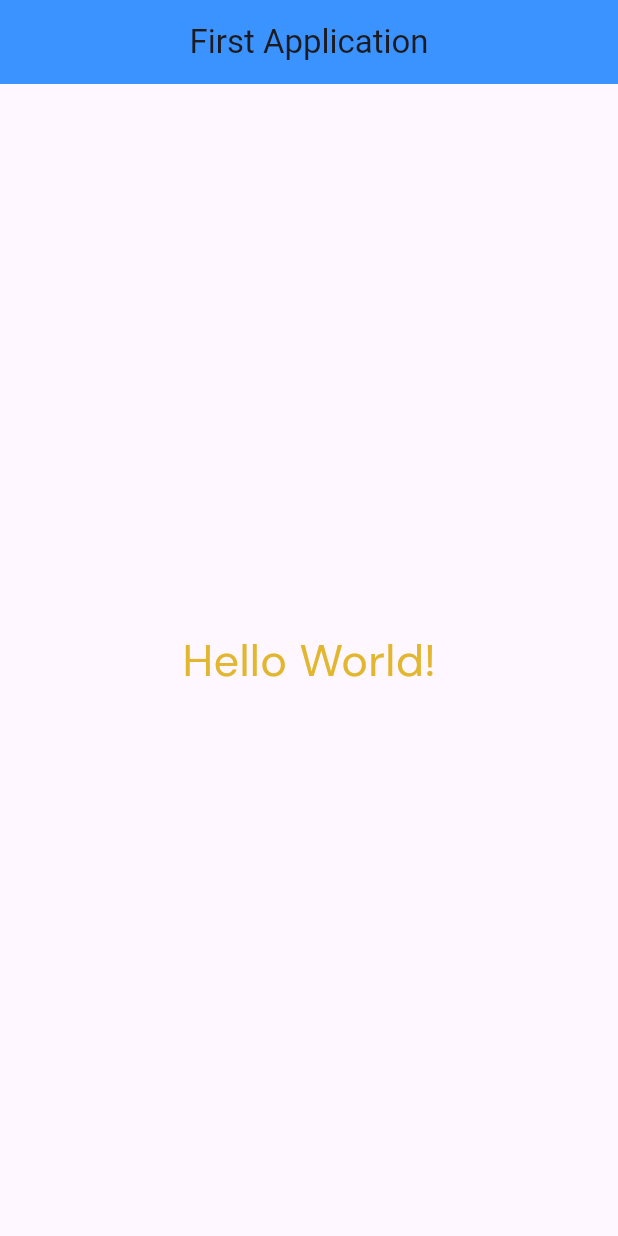
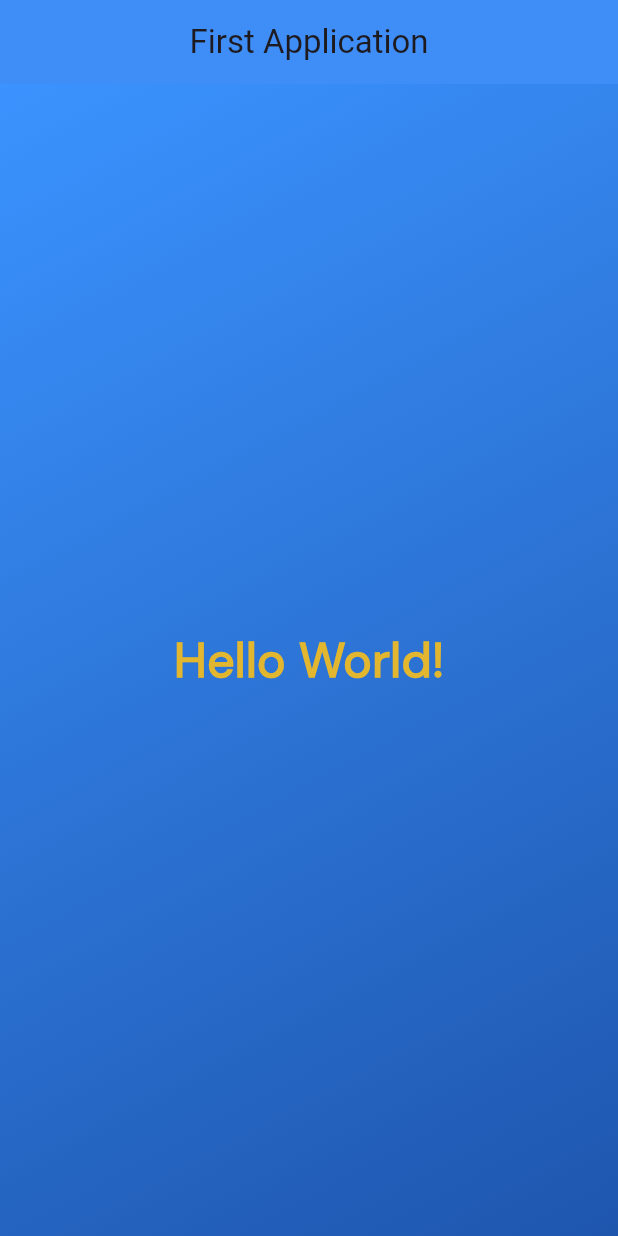
Before and after one commit to turzo1061/tracker_sheet_problems-solved, a Flutter app: the screen it shows after launch, on a phone screen of 412 x 824 dp. Run offline on Flutter 3.47's test engine with Material 3 defaults, Android fonts, the light colour scheme and no system bars.

Commit message:
Problem1

```diff
--- a/tracker_sheet_problems-ec3a87df2a65eda53dead0899a1bc8a41b5bae18/lib/main.dart
+++ b/tracker_sheet_problems-ec3a87df2a65eda53dead0899a1bc8a41b5bae18/lib/main.dart
@@ -11,23 +11,52 @@ class MyApp extends StatelessWidget {
   Widget build(BuildContext context) {
     return MaterialApp(
       debugShowCheckedModeBanner: false,
-      home: Scaffold(
-        appBar: AppBar(
-          title: const Text('First Application'),
+      theme: ThemeData(
+        primaryColor: const Color.fromARGB(255, 59, 147, 255),
+        appBarTheme: const AppBarTheme(
           centerTitle: true,
-          backgroundColor: const Color.fromARGB(255, 59, 147, 255),
+          backgroundColor: Color.fromARGB(255, 59, 147, 255),
+          elevation: 4,
         ),
-        body: const Center(
-          child: Text(
-            'Hello World!',
-            style: TextStyle(
-              fontSize: 30,
-              fontFamily: 'DMSans',
-              color: Color.fromARGB(255, 226, 182, 47),
+      ),
+      home: const HomeScreen(),
+    );
+  }
+}
+
+class HomeScreen extends StatelessWidget {
+  const HomeScreen({super.key});
+
+  @override
+  Widget build(BuildContext context) {
+    return Scaffold(
+      body: Container(
+        decoration: BoxDecoration(
+          gradient: LinearGradient(
+            colors: [
+              Color.fromARGB(255, 59, 147, 255),
+              Color.fromARGB(255, 30, 86, 174),
+            ],
+            begin: Alignment.topLeft,
+            end: Alignment.bottomRight,
+          ),
+        ),
+        child: Center(
+          child: Padding(
+            padding: const EdgeInsets.all(16.0),
+            child: Text(
+              'Hello World!',
+              style: TextStyle(
+                fontSize: 32,
+                fontFamily: 'DMSans',
+                fontWeight: FontWeight.bold,
+                color: Color.fromARGB(255, 226, 182, 47),
+              ),
             ),
           ),
         ),
       ),
+      appBar: AppBar(title: const Text('First Application')),
     );
   }
 }
```
